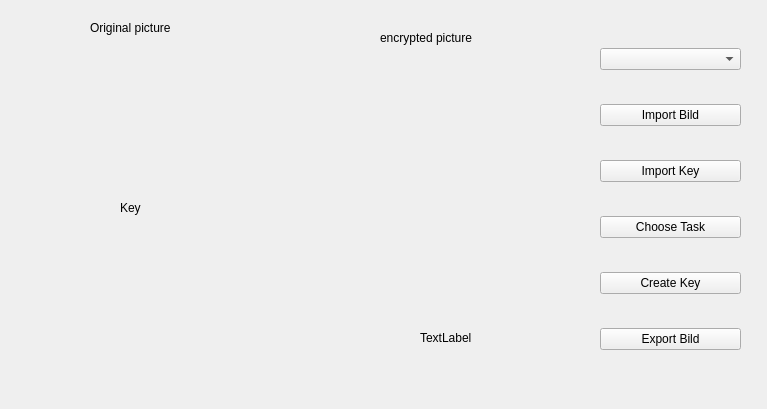
Qt form Milestone1_Grafisches_UI/Milestone1_Grafisches_UI/cryptographytab.ui (janlycka/propra_goethe_uni_2019_20) before a commit.
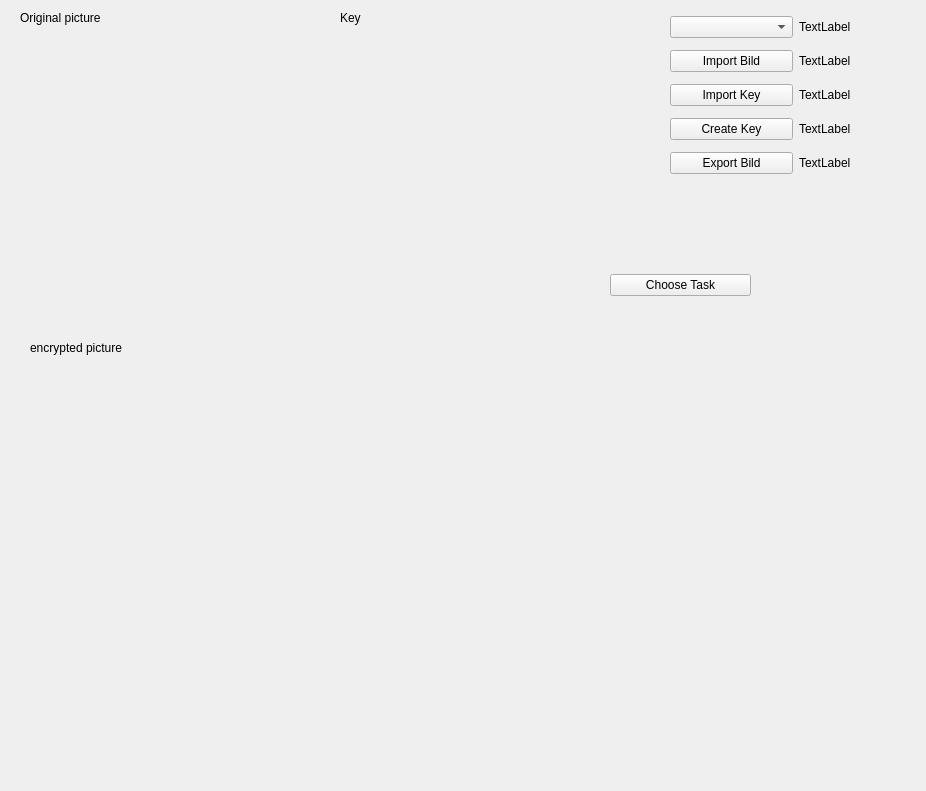
The same form after that commit. Custom widgets are drawn as their Qt base class.

```diff
--- a/Milestone1_Grafisches_UI/Milestone1_Grafisches_UI/cryptographytab.ui
+++ b/Milestone1_Grafisches_UI/Milestone1_Grafisches_UI/cryptographytab.ui
@@ -6,8 +6,8 @@
    <rect>
     <x>0</x>
     <y>0</y>
-    <width>767</width>
-    <height>409</height>
+    <width>926</width>
+    <height>791</height>
    </rect>
   </property>
   <property name="windowTitle">
@@ -16,30 +16,13 @@
   <widget class="QWidget" name="verticalLayoutWidget">
    <property name="geometry">
     <rect>
-     <x>600</x>
-     <y>20</y>
+     <x>610</x>
+     <y>230</y>
      <width>141</width>
-     <height>361</height>
+     <height>111</height>
     </rect>
    </property>
    <layout class="QVBoxLayout" name="verticalLayout">
-    <item>
-     <widget class="QComboBox" name="comboBox"/>
-    </item>
-    <item>
-     <widget class="QPushButton" name="importbildbutton">
-      <property name="text">
-       <string>Import Bild</string>
-      </property>
-     </widget>
-    </item>
-    <item>
-     <widget class="QPushButton" name="ImportButton">
-      <property name="text">
-       <string>Import Key</string>
-      </property>
-     </widget>
-    </item>
     <item>
      <widget class="QPushButton" name="encodeButton">
       <property name="text">
@@ -47,27 +30,13 @@
       </property>
      </widget>
     </item>
-    <item>
-     <widget class="QPushButton" name="createKeyButton">
-      <property name="text">
-       <string>Create Key</string>
-      </property>
-     </widget>
-    </item>
-    <item>
-     <widget class="QPushButton" name="pushButton">
-      <property name="text">
-       <string>Export Bild</string>
-      </property>
-     </widget>
-    </item>
    </layout>
   </widget>
   <widget class="QLabel" name="label">
    <property name="geometry">
     <rect>
-     <x>90</x>
-     <y>20</y>
+     <x>20</x>
+     <y>10</y>
      <width>91</width>
      <height>16</height>
     </rect>
@@ -79,8 +48,8 @@
   <widget class="QLabel" name="label_2">
    <property name="geometry">
     <rect>
-     <x>120</x>
-     <y>200</y>
+     <x>340</x>
+     <y>10</y>
      <width>55</width>
      <height>16</height>
     </rect>
@@ -92,8 +61,8 @@
   <widget class="QLabel" name="label_3">
    <property name="geometry">
     <rect>
-     <x>380</x>
-     <y>30</y>
+     <x>30</x>
+     <y>340</y>
      <width>101</width>
      <height>16</height>
     </rect>
@@ -102,26 +71,111 @@
     <string>encrypted picture</string>
    </property>
   </widget>
-  <widget class="QLabel" name="label_4">
-   <property name="geometry">
-    <rect>
-     <x>420</x>
-     <y>330</y>
-     <width>55</width>
-     <height>16</height>
-    </rect>
-   </property>
-   <property name="text">
-    <string>TextLabel</string>
-   </property>
-  </widget>
   <widget class="cryptowidget" name="Cryptowidget" native="true">
    <property name="geometry">
     <rect>
-     <x>60</x>
-     <y>70</y>
-     <width>211</width>
-     <height>121</height>
+     <x>20</x>
+     <y>40</y>
+     <width>311</width>
+     <height>291</height>
+    </rect>
+   </property>
+  </widget>
+  <widget class="QWidget" name="gridLayoutWidget">
+   <property name="geometry">
+    <rect>
+     <x>670</x>
+     <y>10</y>
+     <width>251</width>
+     <height>171</height>
+    </rect>
+   </property>
+   <layout class="QGridLayout" name="gridLayout">
+    <item row="3" column="0">
+     <widget class="QPushButton" name="createKeyButton">
+      <property name="text">
+       <string>Create Key</string>
+      </property>
+     </widget>
+    </item>
+    <item row="2" column="0">
+     <widget class="QPushButton" name="ImportButton">
+      <property name="text">
+       <string>Import Key</string>
+      </property>
+     </widget>
+    </item>
+    <item row="1" column="1">
+     <widget class="QLabel" name="label_5">
+      <property name="text">
+       <string>TextLabel</string>
+      </property>
+     </widget>
+    </item>
+    <item row="0" column="1">
+     <widget class="QLabel" name="label_4">
+      <property name="text">
+       <string>TextLabel</string>
+      </property>
+     </widget>
+    </item>
+    <item row="1" column="0">
+     <widget class="QPushButton" name="importbildbutton">
+      <property name="text">
+       <string>Import Bild</string>
+      </property>
+     </widget>
+    </item>
+    <item row="0" column="0">
+     <widget class="QComboBox" name="comboBox"/>
+    </item>
+    <item row="4" column="0">
+     <widget class="QPushButton" name="pushButton">
+      <property name="text">
+       <string>Export Bild</string>
+      </property>
+     </widget>
+    </item>
+    <item row="2" column="1">
+     <widget class="QLabel" name="label_6">
+      <property name="text">
+       <string>TextLabel</string>
+      </property>
+     </widget>
+    </item>
+    <item row="3" column="1">
+     <widget class="QLabel" name="label_7">
+      <property name="text">
+       <string>TextLabel</string>
+      </property>
+     </widget>
+    </item>
+    <item row="4" column="1">
+     <widget class="QLabel" name="label_8">
+      <property name="text">
+       <string>TextLabel</string>
+      </property>
+     </widget>
+    </item>
+   </layout>
+  </widget>
+  <widget class="cryptowidget" name="Cryptowidget_2" native="true">
+   <property name="geometry">
+    <rect>
+     <x>340</x>
+     <y>40</y>
+     <width>311</width>
+     <height>291</height>
+    </rect>
+   </property>
+  </widget>
+  <widget class="cryptowidget" name="Cryptowidget_3" native="true">
+   <property name="geometry">
+    <rect>
+     <x>20</x>
+     <y>360</y>
+     <width>421</width>
+     <height>291</height>
     </rect>
    </property>
   </widget>
```
